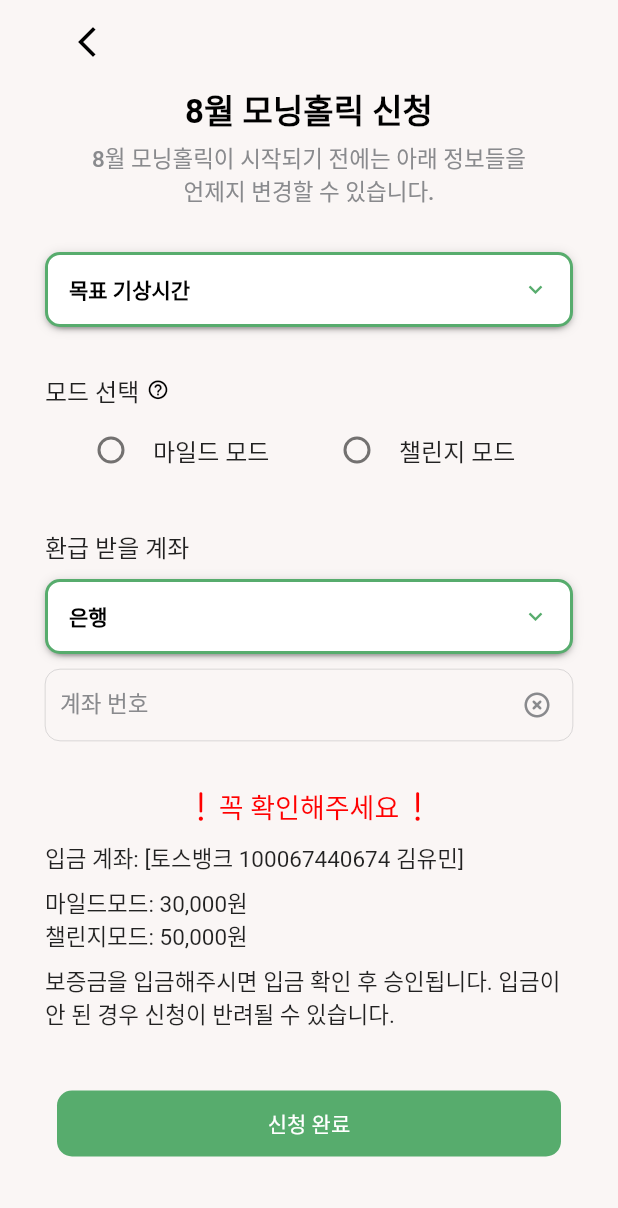
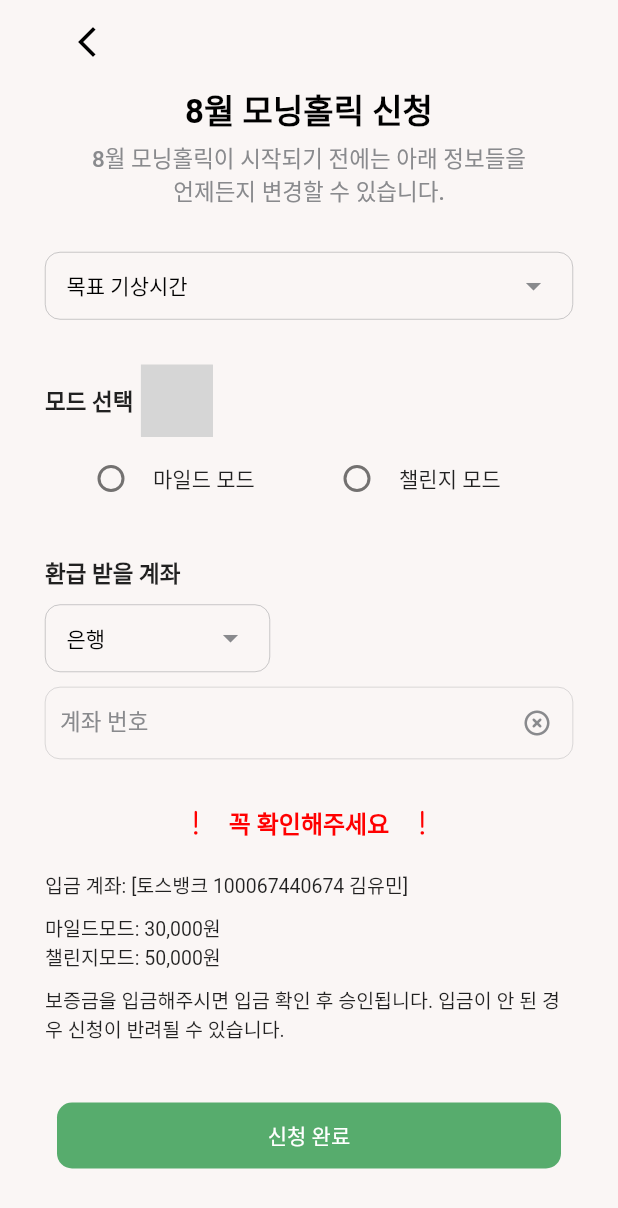
Before and after one commit to cielolimpio/morning-holic-app, a Flutter app: the screen it shows after launch, on a phone screen of 412 x 824 dp. Shown: the top 1208 px of the screen. Run offline on Flutter 3.47's test engine with Material 2 defaults, Android fonts, the phone set to English and light mode, and no system bars; drawn by our look-alikes of dropdown_button2; our stand-ins replace dio, flutter_secure_storage, shared_preferences; missing offline and left inert: info_popup; Roboto replaces fonts that are missing (AppleSDGothicNeo); statements that could not run were skipped; grey boxes are pictures that could not be loaded.

Commit message:
fix: register UI

```diff
--- a/lib/components/dropdown.dart
+++ b/lib/components/dropdown.dart
@@ -19,7 +19,7 @@ class CustomDropdown extends StatefulWidget {
     required this.onChanged,
     this.hint = 'initial',
     this.width = 100.0,
-    this.height = 50.0,
+    this.height = 45.0,
     this.fontSize = 20.0,
   }) : super(key: key);
 
@@ -30,6 +30,7 @@ class CustomDropdown extends StatefulWidget {
 class _CustomDropdownState extends State<CustomDropdown> {
   bool _showMenu = false;
   String? _selectedValue;
+
   @override
   void initState() {
     // TODO: implement initState
@@ -39,7 +40,7 @@ class _CustomDropdownState extends State<CustomDropdown> {
 
   BorderSide borderSide = const BorderSide(
     color: Colors.grey,
-    width: 1.5,
+    width: 1.0,
   );
 
   @override
@@ -48,11 +49,10 @@ class _CustomDropdownState extends State<CustomDropdown> {
       child: DropdownButton2(
         isExpanded: true,
         hint: _getHint(),
-            items: widget.options
-                .map((item) => _getDropdownMenuItem(item))
-                .toList(),
+        items:
+            widget.options.map((item) => _getDropdownMenuItem(item)).toList(),
         value: _selectedValue,
-            onChanged: (newValue){
+        onChanged: (newValue) {
           setState(() {
             _selectedValue = newValue;
             widget.onChanged(newValue);
@@ -69,13 +69,13 @@ class _CustomDropdownState extends State<CustomDropdown> {
 
   Row _getHint() {
     return Row(
-      children:[
+      children: [
         Expanded(
           child: Text(
             widget.hint,
             style: const TextStyle(
               fontSize: 14,
-              fontWeight: FontWeight.bold,
+              fontWeight: FontWeight.w500,
               color: Colors.black,
             ),
           ),
@@ -87,8 +87,6 @@ class _CustomDropdownState extends State<CustomDropdown> {
   DropdownMenuItem<String> _getDropdownMenuItem(String item) {
     return DropdownMenuItem<String>(
       value: item,
-      child: Padding(
-        padding: const EdgeInsets.only(left: 14, right: 14),
       child: Text(
         item,
         style: const TextStyle(
@@ -96,7 +94,6 @@ class _CustomDropdownState extends State<CustomDropdown> {
           color: Colors.black,
         ),
         overflow: TextOverflow.ellipsis,
-        ),
       ),
     );
   }
@@ -115,34 +112,27 @@ class _CustomDropdownState extends State<CustomDropdown> {
 
   ButtonStyleData _getButtonStyleData() {
     return ButtonStyleData(
-      width: 100,
-      height: 50,
-      padding: widget.selectedValue == null
-          ? const EdgeInsets.only(left: 14, right: 14)
-          : null,
+      width: widget.width,
+      height: widget.height,
+      padding: const EdgeInsets.only(left: 14, right: 14),
       decoration: BoxDecoration(
         borderRadius: _showMenu
             ? const BorderRadius.vertical(top: Radius.circular(10))
             : BorderRadius.circular(10),
-        border: Border.all(
-            color: PRIMARY_COLOR,
-            width: 2.0
+        border: Border.all(color: GREY_COLOR, width: 0.3),
+        color: BACKGROUND_COLOR,
       ),
-        color: Colors.white,
-      ),
-      elevation: 2,
+      elevation: 0,
     );
   }
 
   IconStyleData _getIconStyleData() {
     return IconStyleData(
       icon: Icon(
-        _showMenu
-            ? Icons.keyboard_arrow_up
-            : Icons.keyboard_arrow_down,
-        color: PRIMARY_COLOR,
+        _showMenu ? Icons.arrow_drop_up : Icons.arrow_drop_down,
+        color: GREY_COLOR,
       ),
-      iconSize: 18,
+      iconSize: 24,
     );
   }
 
@@ -152,16 +142,15 @@ class _CustomDropdownState extends State<CustomDropdown> {
       maxHeight: 200,
       decoration: BoxDecoration(
         border: Border.fromBorderSide(borderSide),
-        borderRadius: const BorderRadius.vertical(
-            bottom: Radius.circular(10)
-        ),
-        color: Colors.white,
+        borderRadius: const BorderRadius.vertical(bottom: Radius.circular(10)),
+        color: BACKGROUND_COLOR,
       ),
       scrollbarTheme: ScrollbarThemeData(
         radius: const Radius.circular(40),
         thickness: MaterialStateProperty.all<double>(6),
         thumbVisibility: MaterialStateProperty.all<bool>(true),
       ),
+      elevation: 0,
     );
   }
 
@@ -172,11 +161,9 @@ class _CustomDropdownState extends State<CustomDropdown> {
           return Container(
             decoration: BoxDecoration(
                 color: PRIMARY_COLOR,
-                border: Border.symmetric(vertical: borderSide)
-            ),
+                border: Border.symmetric(vertical: borderSide)),
             child: child,
           );
-        }
-    );
+        });
   }
 }
--- a/lib/components/radio_button.dart
+++ b/lib/components/radio_button.dart
@@ -12,7 +12,7 @@ class CustomRadioButton extends StatefulWidget {
     Key? key,
     required this.options,
     required this.onChanged,
-    this.fontSize = 20.0,
+    this.fontSize = 14.0,
     required this.currentValue,
   }) : super(key: key);
 
@@ -21,7 +21,6 @@ class CustomRadioButton extends StatefulWidget {
 }
 
 class _CustomRadioButtonState extends State<CustomRadioButton> {
-
   @override
   Widget build(BuildContext context) {
     return Row(
@@ -32,11 +31,19 @@ class _CustomRadioButtonState extends State<CustomRadioButton> {
           height: 50,
           child: RadioListTile(
             activeColor: PRIMARY_COLOR,
-            title: Text(option, overflow: TextOverflow.visible, maxLines: 1,),
+            title: Text(
+              option,
+              overflow: TextOverflow.visible,
+              maxLines: 1,
+              style: TextStyle(
+                fontSize: widget.fontSize,
+              ),
+            ),
             value: option,
             groupValue: widget.currentValue,
             onChanged: widget.onChanged,
-            visualDensity: VisualDensity(horizontal: VisualDensity.minimumDensity),
+            visualDensity:
+                VisualDensity(horizontal: VisualDensity.minimumDensity),
             contentPadding: EdgeInsets.all(0),
           ),
         );
--- a/lib/screens/register.dart
+++ b/lib/screens/register.dart
@@ -21,9 +21,7 @@ class RegisterScreen extends StatefulWidget {
   State<RegisterScreen> createState() => _RegisterScreenState();
 }
 
-
 class _RegisterScreenState extends State<RegisterScreen> {
-
   @override
   Widget build(BuildContext context) {
     UserRepository userRepository = UserRepository();
@@ -40,28 +38,45 @@ class _RegisterScreenState extends State<RegisterScreen> {
               CustomAppBar(context: context),
               const CustomTitle(
                   title: "8월 모닝홀릭 신청",
-                  description: "8월 모닝홀릭이 시작되기 전에는 아래 정보들을 언제지 변경할 수 있습니다."
+                  description: "8월 모닝홀릭이 시작되기 전에는 아래 정보들을 언제든지 변경할 수 있습니다."),
+              const SizedBox(
+                height: 30,
               ),
-              const SizedBox(height: 30,),
-
-              Consumer<RegisterState>(
-                builder: (context, registerState, _){
+              Consumer<RegisterState>(builder: (context, registerState, _) {
                 return CustomDropdown(
-                      options: const ['4시', '4시 30분', '5시', '5시 30분', '6시', '6시 30분', '7시', '7시 30분', '8시'],
+                    options: const [
+                      '4시',
+                      '4시 30분',
+                      '5시',
+                      '5시 30분',
+                      '6시',
+                      '6시 30분',
+                      '7시',
+                      '7시 30분',
+                      '8시'
+                    ],
                     hint: '목표 기상시간',
                     selectedValue: registerState.targetWakeupTime,
-                      onChanged: (newValue){
+                    onChanged: (newValue) {
                       registerState.updateWakeupTime(newValue!);
                     });
-                }
+              }),
+              const SizedBox(
+                height: 30,
               ),
-
-              const SizedBox(height: 30,),
               const Row(
                 mainAxisAlignment: MainAxisAlignment.start,
                 children: [
-                  Text('모드 선택', style: TextStyle(fontSize: 16.0),),
-                  SizedBox(width: 5,),
+                  Text(
+                    '모드 선택',
+                    style: TextStyle(
+                      fontSize: 15.0,
+                      fontWeight: FontWeight.w600,
+                    ),
+                  ),
+                  SizedBox(
+                    width: 5,
+                  ),
                   InfoPopupWidget(
                     contentTitle: '마일드 모드: 심플, 챌린지 모드 : 어려움',
                     child: Icon(
@@ -72,58 +87,106 @@ class _RegisterScreenState extends State<RegisterScreen> {
                   ),
                 ],
               ),
-
-              Consumer<RegisterState>(
-                builder: (context, registerState, _){
+              Consumer<RegisterState>(builder: (context, registerState, _) {
                 return CustomRadioButton(
                   options: const ['마일드 모드', '챌린지 모드'],
                   currentValue: registerState.mode,
-                    onChanged: (newValue){
+                  onChanged: (newValue) {
                     registerState.updateMode(newValue!);
                   },
                 );
-                }
+              }),
+              const SizedBox(
+                height: 30,
               ),
-              const SizedBox(height: 30,),
-              const Text('환급 받을 계좌', style: TextStyle(fontSize: 16.0),),
-              const SizedBox(height: 10,),
-
+              const Text(
+                '환급 받을 계좌',
+                style: TextStyle(
+                  fontSize: 15.0,
+                  fontWeight: FontWeight.w600,
+                ),
+              ),
+              const SizedBox(
+                height: 10,
+              ),
               Consumer<RegisterState>(
-                builder: (context, registerState, _){
-                  return CustomDropdown(
+                builder: (context, registerState, _) {
+                  return Row(
+                    children: [
+                      CustomDropdown(
+                        width: 150.0,
                         options: const ['국민', '우리', '기업', '카카오뱅크', '신한', '농협'],
                         hint: '은행',
                         selectedValue: registerState.refundBankName,
-                    onChanged: (newValue){
+                        onChanged: (newValue) {
                           registerState.refundBankName = newValue;
                         },
+                      ),
+                      const Spacer(),
+                    ],
                   );
                 },
               ),
-              const SizedBox(height: 10,),
+              const SizedBox(
+                height: 10,
+              ),
               CustomTextFormField(
-                  textController: bankAccountController,
-                  placeHolder: '계좌 번호'
+                  textController: bankAccountController, placeHolder: '계좌 번호'),
+              const SizedBox(
+                height: 30,
               ),
-              const SizedBox(height: 30,),
-
-
               const Row(
                 mainAxisAlignment: MainAxisAlignment.center,
                 children: [
-                  Icon(CupertinoIcons.exclamationmark, color: Color(0xFFFF0000)),
-                  Text('꼭 확인해주세요', style: TextStyle(color: Color(0xFFFF0000), fontSize: 18),),
-                  Icon(CupertinoIcons.exclamationmark, color: Color(0xFFFF0000))
+                  Icon(
+                    CupertinoIcons.exclamationmark,
+                    color: Color(0xFFFF0000),
+                    size: 20,
+                  ),
+                  SizedBox(width: 12),
+                  Text(
+                    '꼭 확인해주세요',
+                    style: TextStyle(
+                      color: Color(0xFFFF0000),
+                      fontSize: 16,
+                      fontWeight: FontWeight.w600,
+                    ),
+                  ),
+                  SizedBox(width: 12),
+                  Icon(
+                    CupertinoIcons.exclamationmark,
+                    color: Color(0xFFFF0000),
+                    size: 20,
+                  )
                 ],
               ),
-              const SizedBox(height: 10,),
-              const Text('입금 계좌: [토스뱅크 100067440674 김유민]', style: TextStyle(fontSize: 15),),
-              const SizedBox(height: 8,),
-              const Text('마일드모드: 30,000원\n챌린지모드: 50,000원', style: TextStyle(fontSize: 15),),
-              const SizedBox(height: 8,),
-              const Text('보증금을 입금해주시면 입금 확인 후 승인됩니다. 입금이 안 된 경우 신청이 반려될 수 있습니다.', style: TextStyle(fontSize: 15),),
-              const SizedBox(height: 30,),
-              CustomElevatedButton(text: '신청 완료', onPressed: () async{
+              const SizedBox(
+                height: 20,
+              ),
+              const Text(
+                '입금 계좌: [토스뱅크 100067440674 김유민]',
+                style: TextStyle(fontSize: 13),
+              ),
+              const SizedBox(
+                height: 10,
+              ),
+              const Text(
+                '마일드모드: 30,000원\n챌린지모드: 50,000원',
+                style: TextStyle(fontSize: 13),
+              ),
+              const SizedBox(
+                height: 10,
+              ),
+              const Text(
+                '보증금을 입금해주시면 입금 확인 후 승인됩니다. 입금이 안 된 경우 신청이 반려될 수 있습니다.',
+                style: TextStyle(fontSize: 13),
+              ),
+              const SizedBox(
+                height: 30,
+              ),
+              CustomElevatedButton(
+                  text: '신청 완료',
+                  onPressed: () async {
                     // TODO
                     String? refundBankName;
                     String? mode;
@@ -138,14 +201,13 @@ class _RegisterScreenState extends State<RegisterScreen> {
                         refundBankName: registerState.refundBankName!,
                         refundAccount: bankAccountController.text,
                         mode: registerState.mode!,
-                    targetWakeUpTime: registerState.targetWakeupTime!
-                );
+                        targetWakeUpTime: registerState.targetWakeupTime!);
 
-                final response = await userRepository.register(registerRequest);
+                    final response =
+                        await userRepository.register(registerRequest);
                     if (response is String) {
                       print(response);
                     }
-
                   }),
             ],
           ),
```
Also changed, not shown: 1 other file. Lines whose indentation alone changed are shown as unchanged.
